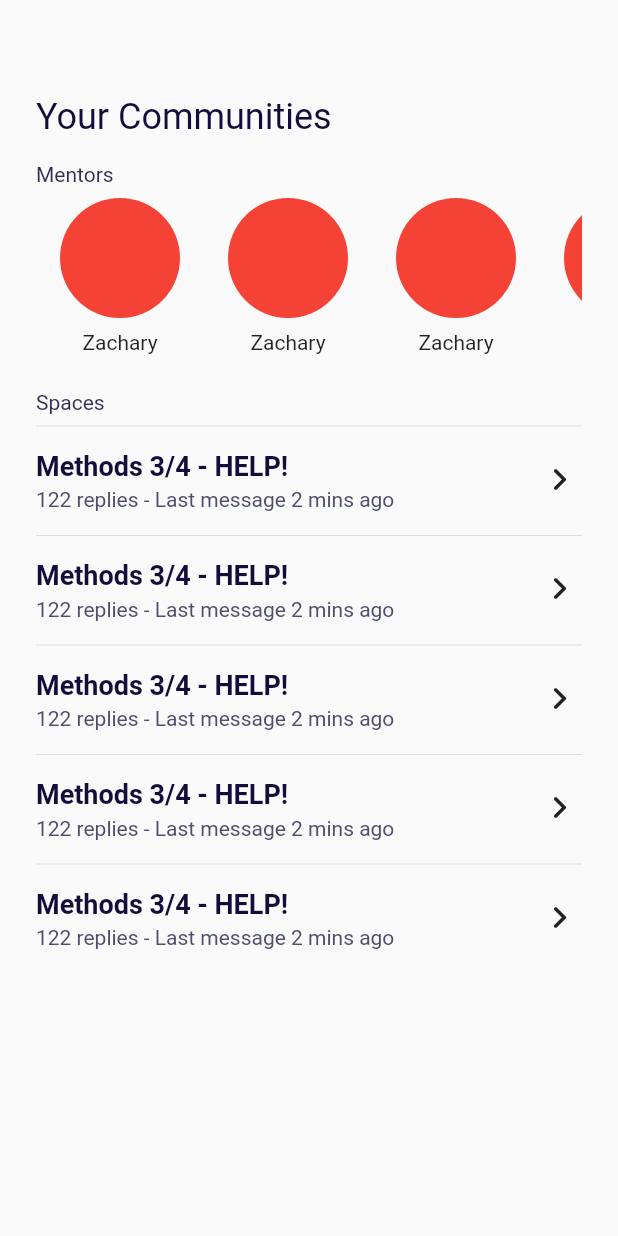
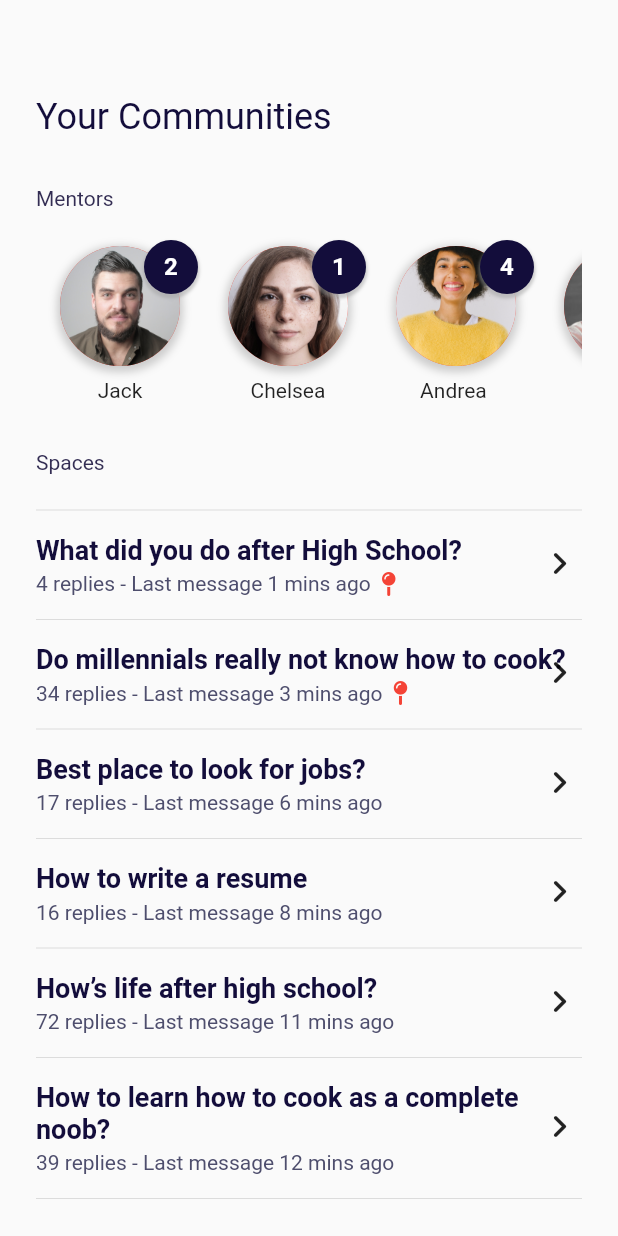
Before and after one commit to je-zhou/Lynk, a Flutter app: the AnalyticsPage screen opened directly, on a phone screen of 412 x 824 dp. Run offline on Flutter 3.47's test engine with Material 2 defaults, Android fonts, the phone set to English and light mode, and no system bars; our stand-ins replace font_awesome_flutter, google_maps_flutter.

Commit message:
mentor and forum dummy data

```diff
--- a/lib/data/data.dart
+++ b/lib/data/data.dart
@@ -29,10 +29,6 @@ class Forum {
       required this.pinned});
 }
 
-List<Forum> forumData = [
-  Forum(title: '', author: '', replies: 1, minSinceLastReply: 1, pinned: false)
-];
-
 class Mentor {
   String name;
   String imgUrl;
@@ -43,8 +39,6 @@ class Mentor {
       required this.imgUrl,
       required this.unopennedReplies});
 }
-
-List<Mentor> mentors = [Mentor(name: '', imgUrl: '', unopennedReplies: 4)];
 
 class Activity {
   String name;
--- /dev/null
+++ b/lib/data/forum.dart
@@ -0,0 +1,64 @@
+import 'data.dart';
+
+List<Forum> forumData = [
+  Forum(
+      title: 'What did you do after High School?',
+      author: 'RayMann',
+      replies: 4,
+      minSinceLastReply: 1,
+      pinned: true),
+  Forum(
+      title: 'Do millennials really not know how to cook?',
+      author: 'Debbie Downer',
+      replies: 34,
+      minSinceLastReply: 3,
+      pinned: true),
+  Forum(
+      title: 'Best place to look for jobs?',
+      author: 'Valentina',
+      replies: 17,
+      minSinceLastReply: 6,
+      pinned: false),
+  Forum(
+      title: 'How to write a resume',
+      author: 'Jayne Mansfield',
+      replies: 16,
+      minSinceLastReply: 8,
+      pinned: false),
+  Forum(
+      title: 'How’s life after high school?',
+      author: 'Desiree',
+      replies: 72,
+      minSinceLastReply: 11,
+      pinned: false),
+  Forum(
+      title: 'How to learn how to cook as a complete noob?',
+      author: 'Misty Dawn',
+      replies: 39,
+      minSinceLastReply: 12,
+      pinned: false),
+  Forum(
+      title: 'Thinking of taking a gap year after high school, thoughts?',
+      author: 'Batman',
+      replies: 29,
+      minSinceLastReply: 15,
+      pinned: false),
+  Forum(
+      title: 'How much money does a mcdonalds worker make?',
+      author: 'Luna Loony',
+      replies: 18,
+      minSinceLastReply: 19,
+      pinned: false),
+  Forum(
+      title: 'I want to learn how to cook',
+      author: 'Buffy McLarge',
+      replies: 8,
+      minSinceLastReply: 24,
+      pinned: false),
+  Forum(
+      title: 'What to do after high school.',
+      author: 'Rapid Regina',
+      replies: 36,
+      minSinceLastReply: 30,
+      pinned: false)
+];
--- /dev/null
+++ b/lib/data/mentor.dart
@@ -0,0 +1,9 @@
+import 'data.dart';
+
+List<Mentor> mentors = [
+  Mentor(name: 'Jack', imgUrl: 'assets/jack.png', unopennedReplies: 2),
+  Mentor(name: 'Chelsea', imgUrl: 'assets/chelsea.png', unopennedReplies: 1),
+  Mentor(name: 'Andrea ', imgUrl: 'assets/andrea.png', unopennedReplies: 4),
+  Mentor(name: 'Max', imgUrl: 'assets/max.png', unopennedReplies: 0),
+  Mentor(name: 'Nathan', imgUrl: 'assets/nathan.png', unopennedReplies: 0)
+];
--- a/lib/presentation/community_page.dart
+++ b/lib/presentation/community_page.dart
@@ -1,6 +1,9 @@
 import 'package:flutter/material.dart';
+import 'package:font_awesome_flutter/font_awesome_flutter.dart';
+import 'package:govhack22/data/forum.dart';
 
 import '../data/data.dart';
+import '../data/mentor.dart';
 
 class AnalyticsPage extends StatelessWidget {
   const AnalyticsPage({Key? key}) : super(key: key);
@@ -18,40 +21,30 @@ class AnalyticsPage extends StatelessWidget {
                 'Your Communities',
                 style: TextStyle(fontSize: 24, color: Style.color4),
               ),
-              const SizedBox(height: 16),
+              const SizedBox(height: 32),
               const Text(
                 'Mentors',
                 style: TextStyle(fontSize: 14, color: Style.color3),
               ),
+              const SizedBox(height: 16),
               SizedBox(
                 height: 120,
                 child: ListView(
                     scrollDirection: Axis.horizontal,
-                  children: const [
-                    MentorTiles(),
-                    MentorTiles(),
-                    MentorTiles(),
-                    MentorTiles(),
-                    MentorTiles(),
-                    MentorTiles(),
-                  ],
+                    children:
+                        mentors.map((e) => MentorTiles(mentor: e)).toList()),
               ),
-              ),
-              const SizedBox(height: 16),
+              const SizedBox(height: 24),
               const Text(
                 'Spaces',
                 style: TextStyle(fontSize: 14, color: Style.color3),
               ),
+              const SizedBox(height: 16),
               Flexible(
                   child: ListView(
-                children: const [
-                  ForumTiles(),
-                  ForumTiles(),
-                  ForumTiles(),
-                  ForumTiles(),
-                  ForumTiles(),
-                ],
-              ))
+                      padding: EdgeInsets.zero,
+                      children:
+                          forumData.map((e) => ForumTiles(forum: e)).toList()))
             ]),
       ),
     );
@@ -59,27 +52,76 @@ class AnalyticsPage extends StatelessWidget {
 }
 
 class MentorTiles extends StatelessWidget {
-  const MentorTiles({Key? key}) : super(key: key);
+  final Mentor mentor;
+  const MentorTiles({Key? key, required this.mentor}) : super(key: key);
 
   @override
   Widget build(BuildContext context) {
-    return Column(
+    return Stack(
+      alignment: Alignment.topRight,
+      children: [
+        Column(
           children: [
             Container(
                 margin: const EdgeInsets.fromLTRB(16, 8, 16, 8),
                 height: 80,
                 width: 80,
                 decoration: BoxDecoration(
-              borderRadius: BorderRadius.circular(40), color: Colors.red),
+                  borderRadius: BorderRadius.circular(40),
+                  color: Colors.red,
+                  boxShadow: [
+                    BoxShadow(
+                      color: Colors.grey.withOpacity(0.5),
+                      spreadRadius: 2,
+                      blurRadius: 4,
+                      offset: const Offset(0, 2), // changes position of shadow
                     ),
-        Text('Zachary'),
+                  ],
+                ),
+                child: ClipRRect(
+                  borderRadius: BorderRadius.circular(40),
+                  child: Image(
+                    fit: BoxFit.cover,
+                    image: AssetImage(mentor.imgUrl),
+                  ),
+                )),
+            Text(mentor.name),
+          ],
+        ),
+        if (mentor.unopennedReplies > 0)
+          Container(
+            margin: const EdgeInsets.fromLTRB(0, 4, 4, 0),
+            alignment: Alignment.center,
+            height: 36,
+            width: 36,
+            decoration: BoxDecoration(
+              borderRadius: BorderRadius.circular(40),
+              color: Style.color4,
+              boxShadow: [
+                BoxShadow(
+                  color: Colors.grey.withOpacity(0.5),
+                  spreadRadius: 1,
+                  blurRadius: 1,
+                  offset: const Offset(0, 2), // changes position of shadow
+                ),
+              ],
+            ),
+            child: Text(
+              mentor.unopennedReplies.toString(),
+              style: const TextStyle(
+                  color: Colors.white,
+                  fontSize: 16,
+                  fontWeight: FontWeight.bold),
+            ),
+          )
       ],
     );
   }
 }
 
 class ForumTiles extends StatelessWidget {
-  const ForumTiles({Key? key}) : super(key: key);
+  final Forum forum;
+  const ForumTiles({Key? key, required this.forum}) : super(key: key);
 
   @override
   Widget build(BuildContext context) {
@@ -88,22 +130,34 @@ class ForumTiles extends StatelessWidget {
       children: [
         Column(
           crossAxisAlignment: CrossAxisAlignment.start,
-          children: const [
-            Divider(),
-            SizedBox(height: 8),
+          children: [
+            const Divider(),
+            const SizedBox(height: 8),
             Text(
-              'Methods 3/4 - HELP!',
-              style: TextStyle(
+              forum.title,
+              style: const TextStyle(
                   color: Style.color4,
-                  fontWeight: FontWeight.bold,
+                  fontWeight: FontWeight.w600,
                   fontSize: 18),
             ),
-            SizedBox(height: 4),
+            const SizedBox(height: 4),
+            Row(
+              children: [
                 Text(
-              '122 replies - Last message 2 mins ago',
-              style: TextStyle(color: Style.color2, fontSize: 14),
+                  '${forum.replies} replies - Last message ${forum.minSinceLastReply} mins ago',
+                  style: const TextStyle(color: Style.color2, fontSize: 14),
                 ),
-            SizedBox(height: 8),
+                const SizedBox(width: 4),
+                forum.pinned
+                    ? const Icon(
+                        FontAwesomeIcons.mapPin,
+                        color: Colors.red,
+                        size: 16,
+                      )
+                    : const SizedBox()
+              ],
+            ),
+            const SizedBox(height: 8),
           ],
         ),
         const Padding(
--- a/pubspec.yaml
+++ b/pubspec.yaml
@@ -33,6 +33,7 @@ dependencies:
   hive: ^2.2.3
   google_maps_flutter: ^2.1.12
   http: ^0.13.5
+  font_awesome_flutter: ^10.1.0
 
   # The following adds the Cupertino Icons font to your application.
   # Use with the CupertinoIcons class for iOS style icons.
```
Also changed, not shown: assets/andrea.png (added), assets/chelsea.png (added), assets/jack.png (added), assets/max.png (added), assets/nathan.png (added), pubspec.lock. Lines whose indentation alone changed are shown as unchanged.
